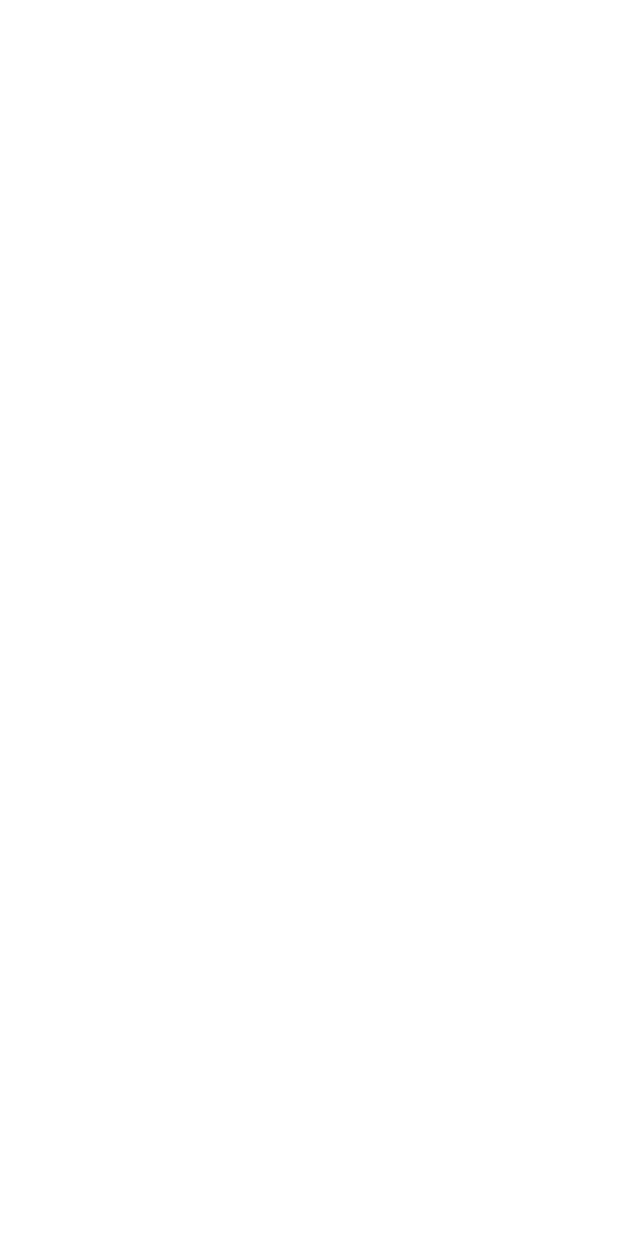
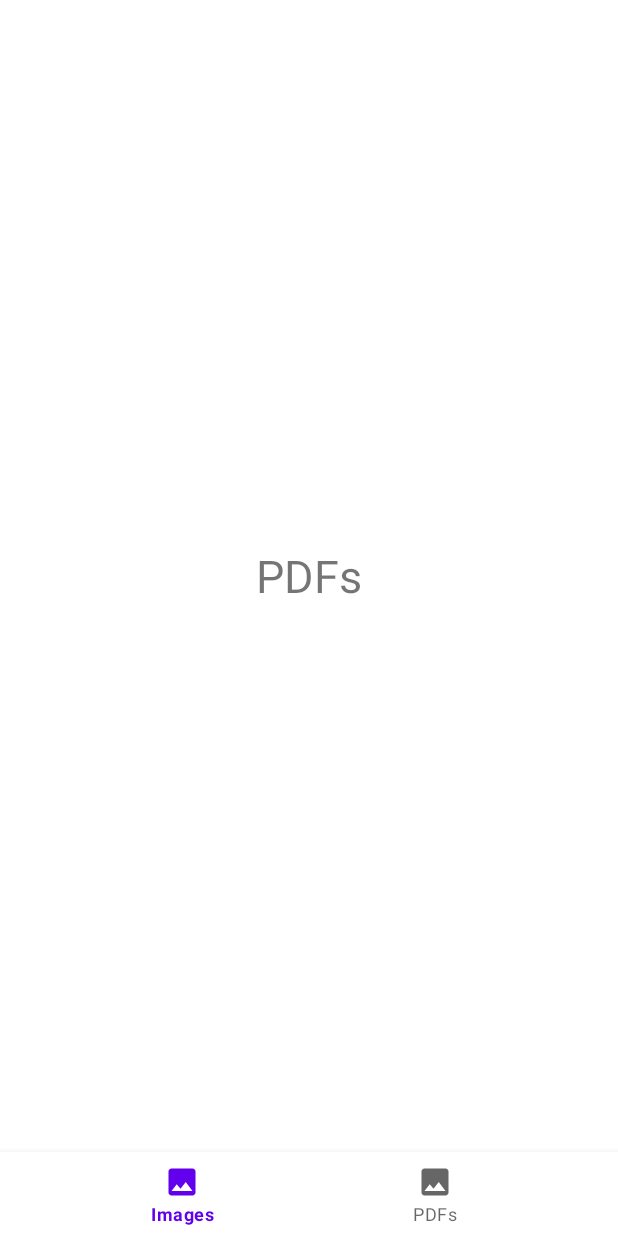
Before and after one commit to letitiatel/Snap-Doc-App, an Android app: the screen it shows after launch (MainActivity), on a phone screen of 412 x 824 dp. Before the commit the screen is empty. Run offline under Robolectric (Android 15) with nearby library versions, the phone set to English and light mode, and no system bars; our stand-ins replace navigation-ui.

Commit message:
finished bottom navigation

```diff
--- a/app/build.gradle.kts
+++ b/app/build.gradle.kts
@@ -42,6 +42,7 @@ dependencies {
     implementation(libs.navigation.fragment)
     implementation(libs.navigation.ui)
     implementation(libs.compiler)
+
     testImplementation(libs.junit)
     androidTestImplementation(libs.ext.junit)
     androidTestImplementation(libs.espresso.core)
--- a/app/src/main/java/com/example/snapdoc/MainActivity.java
+++ b/app/src/main/java/com/example/snapdoc/MainActivity.java
@@ -8,11 +8,13 @@ import android.view.Menu;
 import android.widget.Button;
 
 import com.google.android.material.bottomnavigation.BottomNavigationView;
+import com.google.android.material.navigation.NavigationBarView;
 import com.google.android.material.snackbar.Snackbar;
 import com.google.android.material.navigation.NavigationView;
 
 import androidx.annotation.NonNull;
 import androidx.annotation.Nullable;
+import androidx.fragment.app.FragmentTransaction;
 import androidx.navigation.NavController;
 import androidx.navigation.Navigation;
 import androidx.navigation.fragment.NavHostFragment;
@@ -27,16 +29,46 @@ public class MainActivity extends AppCompatActivity {
 
     private BottomNavigationView bottomNavigatonView;
 
-    //@Override
-    protected void OnCreate(Bundle savedInstanceState){
+    @Override
+    protected void onCreate(Bundle savedInstanceState){
         super.onCreate(savedInstanceState);
         setContentView(R.layout.activity_main);
 
         bottomNavigatonView = findViewById(R.id.bottomNavigationView);
+
+        loadImagesFragment();
+        loadPdfsFragment();
+        bottomNavigatonView.setOnItemSelectedListener(new NavigationBarView.OnItemSelectedListener() {
+            @Override
+            public boolean onNavigationItemSelected(@NonNull MenuItem menuItem) {
+                int itemId = menuItem.getItemId();
+                if(itemId == R.id.bottom_menu_images){
+                    loadImagesFragment();
+                }
+                else if (itemId == R.id.bottom_menu_pdfs){
+                    loadPdfsFragment();
+                }
+
+                return false;
+            }
+        });
     }
 
+    private void loadPdfsFragment() {
+        setTitle("PDF List");
+        PdfListFragment pdfListFragment = new PdfListFragment();
+        FragmentTransaction fragmentTransaction = getSupportFragmentManager().beginTransaction();
+        fragmentTransaction.replace(R.id.frameLayout, pdfListFragment, "PdfListFragment");
+        fragmentTransaction.commit();
+    }
 
-
+    private void loadImagesFragment() {
+        setTitle("Images");
+        ImageListFragment imageListFragment = new ImageListFragment();
+        FragmentTransaction fragmentTransaction = getSupportFragmentManager().beginTransaction();
+        fragmentTransaction.replace(R.id.frameLayout, imageListFragment, "ImageListFragment");
+        fragmentTransaction.commit();
+    }
 
 
 //    private AppBarConfiguration mAppBarConfiguration;
```
Also changed, not shown: app/src/main/java/com/example/snapdoc/ui/transform/TransformFragment.java (+101 -118 lines).
